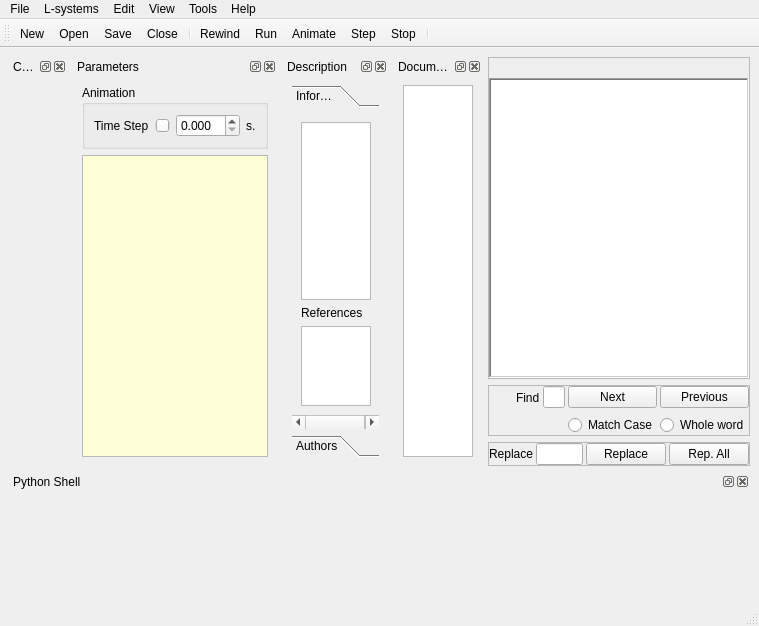
openalea/lpy, file src/openalea/lpy/gui/lpymainwindow.ui: the form before one commit.
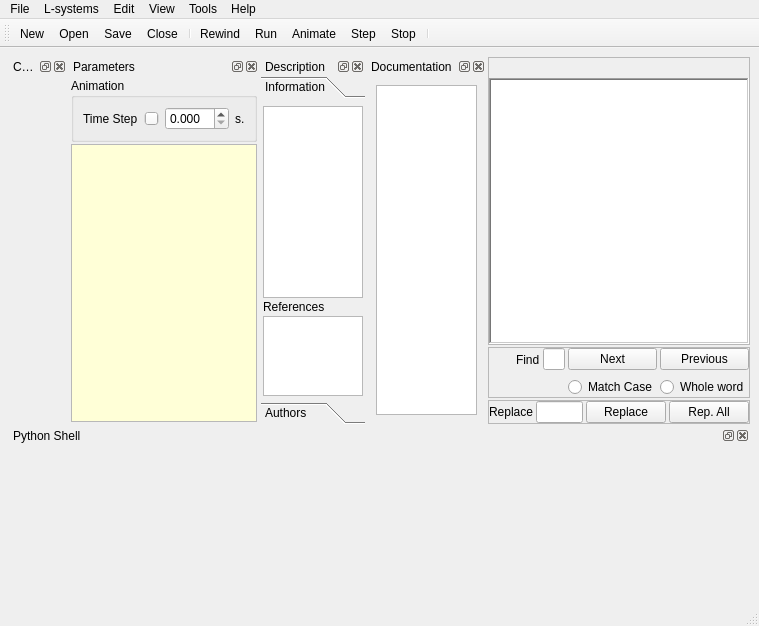
The form after the commit. Icons and pictures are not drawn. Custom widgets are drawn as their Qt base class.

Patch:
```diff
--- a/src/openalea/lpy/gui/lpymainwindow.ui
+++ b/src/openalea/lpy/gui/lpymainwindow.ui
@@ -26,6 +26,9 @@
     </rect>
    </property>
    <layout class="QGridLayout" name="gridLayout_2" >
+    <property name="spacing" >
+     <number>2</number>
+    </property>
     <item rowspan="3" row="0" column="0" >
      <widget class="QDockWidget" name="materialDock" >
       <property name="sizePolicy" >
@@ -43,10 +46,13 @@
          <x>0</x>
          <y>22</y>
          <width>80</width>
-         <height>390</height>
+         <height>348</height>
         </rect>
        </property>
        <layout class="QVBoxLayout" name="verticalLayout_3" >
+        <property name="margin" >
+         <number>0</number>
+        </property>
         <item>
          <widget class="MaterialEditor" native="1" name="materialed" />
         </item>
@@ -64,11 +70,17 @@
         <rect>
          <x>0</x>
          <y>22</y>
-         <width>190</width>
-         <height>390</height>
+         <width>176</width>
+         <height>348</height>
         </rect>
        </property>
        <layout class="QVBoxLayout" name="verticalLayout_5" >
+        <property name="spacing" >
+         <number>2</number>
+        </property>
+        <property name="margin" >
+         <number>2</number>
+        </property>
         <item>
          <widget class="QGroupBox" name="groupBox" >
           <property name="title" >
@@ -260,10 +272,16 @@
          <x>0</x>
          <y>22</y>
          <width>96</width>
-         <height>390</height>
+         <height>348</height>
         </rect>
        </property>
        <layout class="QVBoxLayout" name="verticalLayout_6" >
+        <property name="spacing" >
+         <number>0</number>
+        </property>
+        <property name="margin" >
+         <number>0</number>
+        </property>
         <item>
          <widget class="QToolBox" name="toolBox" >
           <property name="midLineWidth" >
@@ -277,14 +295,29 @@
             <rect>
              <x>0</x>
              <y>0</y>
-             <width>80</width>
-             <height>299</height>
+             <width>96</width>
+             <height>292</height>
             </rect>
            </property>
            <attribute name="label" >
             <string>Information</string>
            </attribute>
            <layout class="QVBoxLayout" name="verticalLayout_2" >
+            <property name="spacing" >
+             <number>2</number>
+            </property>
+            <property name="leftMargin" >
+             <number>2</number>
+            </property>
+            <property name="topMargin" >
+             <number>2</number>
+            </property>
+            <property name="rightMargin" >
+             <number>2</number>
+            </property>
+            <property name="bottomMargin" >
+             <number>0</number>
+            </property>
             <item>
              <widget class="QTextEdit" name="descriptionEdit" >
               <property name="sizePolicy" >
@@ -390,8 +423,8 @@
         <rect>
          <x>0</x>
          <y>22</y>
-         <width>80</width>
-         <height>390</height>
+         <width>110</width>
+         <height>348</height>
         </rect>
        </property>
        <layout class="QVBoxLayout" name="verticalLayout_7" >
@@ -699,7 +732,7 @@
          <x>0</x>
          <y>22</y>
          <width>741</width>
-         <height>94</height>
+         <height>140</height>
         </rect>
        </property>
        <layout class="QVBoxLayout" >
```
Left out of the diff: 8 changed lines with no effect on the pictures.
